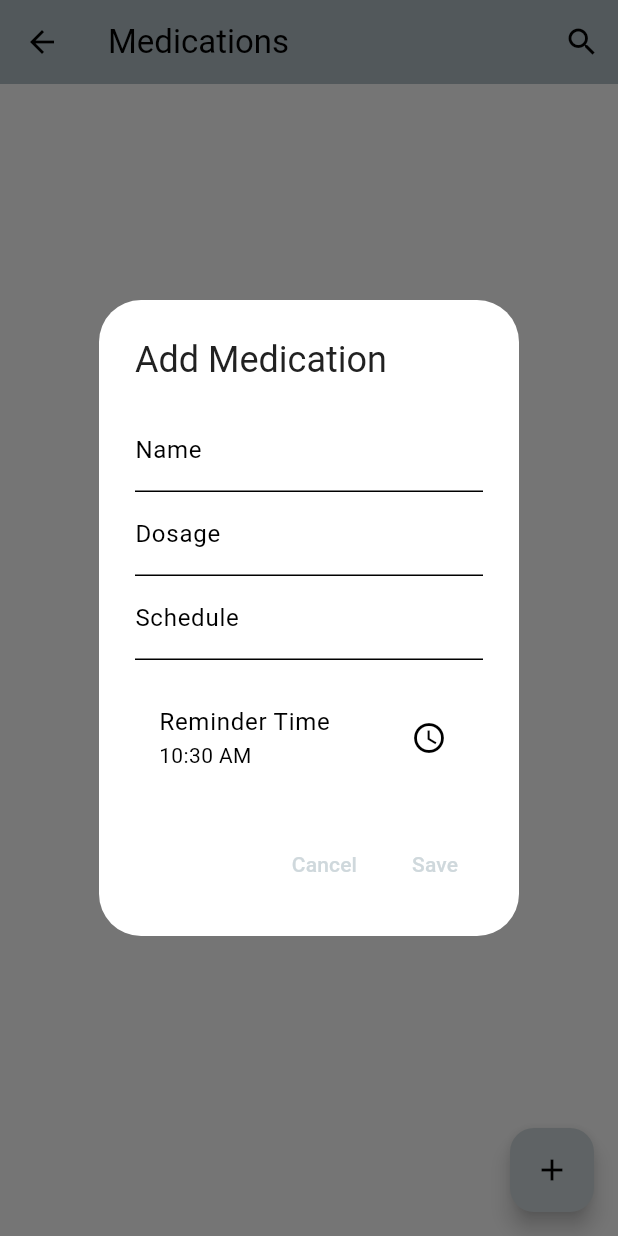
After one commit to jumanewton/HealthApp, a Flutter app: the MedicationsPage screen opened directly, after a tap on "Add Medication", on a phone screen of 412 x 824 dp. The commit adds this screen. Run offline on Flutter 3.47's test engine with Material 3 defaults, Android fonts, the light colour scheme and no system bars; our stand-ins replace cloud_firestore, firebase_auth, firebase_core, firebase_storage, flutter_dotenv, flutter_local_notifications and 7 more; missing offline and left inert: app_settings; accounts and stored records are empty.

Commit message:
added medications page

```diff
--- /dev/null
+++ b/lib/config/routes.dart
@@ -0,0 +1,28 @@
+import 'package:flutter/material.dart';
+import 'package:firebase_auth/firebase_auth.dart';
+import 'package:healthmate/auth/login_or_register.dart';
+import 'package:healthmate/pages/calendar_page.dart';
+import 'package:healthmate/pages/emergency_contact_page.dart';
+import 'package:healthmate/pages/health_insights_page.dart';
+import 'package:healthmate/pages/home_page.dart';
+import 'package:healthmate/pages/notifications_page.dart';
+import 'package:healthmate/pages/onboarding_screens.dart';
+import 'package:healthmate/pages/profile_page.dart';
+import 'package:healthmate/pages/settings_page.dart';
+import 'package:healthmate/pages/symptom_checker_page.dart';
+
+class AppRoutes {
+  static Map<String, WidgetBuilder> routes = {
+    '/login_register_page': (context) => const LoginOrRegister(),
+    '/home_page': (context) => const HomePage(),
+    '/profile_page': (context) => ProfilePage(),
+    '/settings_page': (context) => const SettingsPage(),
+    '/emergency_contact_page': (context) => const EmergencyContactPage(),
+    '/symptom_checker_page': (context) => const SymptomCheckerPage(),
+    '/health_insights_page': (context) => const HealthInsightsPage(),
+    '/notifications_page': (context) => const NotificationsPage(),
+    '/calendar_page': (context) => const CalendarPage(),
+    '/onboarding': (context) => const OnboardingScreen(),
+
+  };
+}
--- /dev/null
+++ b/lib/models/medication.dart
@@ -0,0 +1,70 @@
+// lib/models/medication.dart
+import 'package:flutter/material.dart';
+import 'package:cloud_firestore/cloud_firestore.dart';
+
+class Medication {
+  final String? id;
+  final String name;
+  final String dosage;
+  final String schedule;
+  final TimeOfDay reminderTime;
+
+  Medication({
+    this.id,
+    required this.name,
+    required this.dosage,
+    required this.schedule,
+    required this.reminderTime,
+  });
+
+  // Convert Firestore document to Medication object
+  factory Medication.fromFirestore(DocumentSnapshot doc) {
+    final data = doc.data() as Map<String, dynamic>;
+
+    // Handle different data formats for reminderTime
+    TimeOfDay reminderTime;
+    if (data['reminderTime'] is Map) {
+      final timeMap = data['reminderTime'] as Map<String, dynamic>;
+      reminderTime = TimeOfDay(
+        hour: timeMap['hour'],
+        minute: timeMap['minute'],
+      );
+    } else if (data['reminderTime'] is String) {
+      // Parse from string format if stored that way
+      final parts = data['reminderTime'].toString().split(':');
+      if (parts.length == 2) {
+        reminderTime = TimeOfDay(
+          hour: int.parse(parts[0]),
+          minute: int.parse(parts[1].split(' ')[0]),
+        );
+      } else {
+        // Default if parsing fails
+        reminderTime = const TimeOfDay(hour: 8, minute: 0);
+      }
+    } else {
+      // Default if no reminderTime
+      reminderTime = const TimeOfDay(hour: 8, minute: 0);
+    }
+
+    return Medication(
+      id: doc.id,
+      name: data['name'] ?? 'Unknown',
+      dosage: data['dosage'] ?? '',
+      schedule: data['schedule'] ?? '',
+      reminderTime: reminderTime,
+    );
+  }
+
+  // Convert Medication object to Map for Firestore
+  Map<String, dynamic> toMap() {
+    return {
+      'name': name,
+      'dosage': dosage,
+      'schedule': schedule,
+      'reminderTime': {
+        'hour': reminderTime.hour,
+        'minute': reminderTime.minute,
+      },
+    };
+  }
+}
--- a/lib/pages/home_content.dart
+++ b/lib/pages/home_content.dart
@@ -6,6 +6,7 @@ import 'package:healthmate/pages/emergency_contact_page.dart';
 import 'package:healthmate/pages/symptom_checker_page.dart';
 import 'package:healthmate/pages/health_records_page.dart';
 import 'package:healthmate/pages/health_insights_page.dart';
+import 'package:healthmate/screens/medication_page.dart';
 
 class HomeContent extends StatelessWidget {
   final String fullName; // Accept fullName instead of firstName
@@ -37,7 +38,7 @@ class HomeContent extends StatelessWidget {
                 Navigator.push(
                   context,
                   MaterialPageRoute(
-                    builder: (context) => const MedicationPage(),
+                    builder: (context) => const MedicationsPage(),
                   ),
                 );
               },
--- a/lib/pages/home_page.dart
+++ b/lib/pages/home_page.dart
@@ -8,6 +8,7 @@ import 'package:healthmate/pages/medication_page.dart';
 import 'package:healthmate/pages/calendar_page.dart';
 import 'package:healthmate/pages/chat_page.dart';
 import 'package:healthmate/pages/notifications_page.dart';
+import 'package:healthmate/screens/medication_page.dart';
 
 class HomePage extends StatefulWidget {
   const HomePage({super.key});
@@ -26,7 +27,7 @@ class _HomePageState extends State<HomePage> {
   final List<Widget> _pages = [
     // Placeholder, will be updated dynamically
     const SizedBox.shrink(),
-    const MedicationPage(),
+    const MedicationsPage(),
     const CalendarPage(),
     const ChatPage(),
   ];
--- /dev/null
+++ b/lib/screens/medication_page.dart
@@ -0,0 +1,260 @@
+// lib/screens/medication_page.dart
+import 'package:flutter/material.dart';
+import 'package:cloud_firestore/cloud_firestore.dart';
+import 'package:shimmer/shimmer.dart';
+import 'package:firebase_auth/firebase_auth.dart';
+import '../models/medication.dart';
+import '../services/notification_service.dart';
+import '../services/auth_service.dart';
+import '../services/medication_service.dart';
+import '../widgets/medication_card.dart';
+import '../widgets/medication_card_shimmer.dart';
+
+class MedicationsPage extends StatefulWidget {
+  const MedicationsPage({super.key});
+
+  @override
+  State<MedicationsPage> createState() => _MedicationsPageState();
+}
+
+class _MedicationsPageState extends State<MedicationsPage> {
+  final AuthService _authService = AuthService();
+  final MedicationService _medicationService = MedicationService();
+  final NotificationService _notificationService = NotificationService();
+  late TimeOfDay _selectedTime;
+
+  @override
+  void initState() {
+    super.initState();
+    _notificationService.init();
+    _checkAuthState();
+  }
+
+  void _checkAuthState() {
+    if (!_authService.isLoggedIn) {
+      Future.microtask(() =>
+          Navigator.pushReplacementNamed(context, '/login_register_page'));
+    }
+  }
+
+  Future<void> _addOrEditMedication({
+    String? id,
+    String? name,
+    String? dosage,
+    String? schedule,
+    TimeOfDay? reminderTime,
+  }) async {
+    final nameController = TextEditingController(text: name);
+    final dosageController = TextEditingController(text: dosage);
+    final scheduleController = TextEditingController(text: schedule);
+    _selectedTime = reminderTime ?? TimeOfDay.now();
+
+    final saved = await showDialog<bool>(
+      context: context,
+      builder: (context) => _buildMedicationDialog(
+        context,
+        id,
+        nameController,
+        dosageController,
+        scheduleController,
+      ),
+    );
+
+    if (saved == true) {
+      final medication = Medication(
+        id: id,
+        name: nameController.text,
+        dosage: dosageController.text,
+        schedule: scheduleController.text,
+        reminderTime: _selectedTime,
+      );
+
+      try {
+        if (id == null) {
+          final newId = await _medicationService.addMedication(medication);
+          await _notificationService.scheduleNotification(
+            id: newId.hashCode,
+            title: 'Time to take ${medication.name}',
+            body: 'Dosage: ${medication.dosage}, Schedule: ${medication.schedule}',
+            time: medication.reminderTime,
+          );
+        } else {
+          await _medicationService.updateMedication(medication);
+          await _notificationService.scheduleNotification(
+            id: id.hashCode,
+            title: 'Time to take ${medication.name}',
+            body: 'Dosage: ${medication.dosage}, Schedule: ${medication.schedule}',
+            time: medication.reminderTime,
+          );
+        }
+      } catch (e) {
+        ScaffoldMessenger.of(context).showSnackBar(
+          SnackBar(content: Text('Failed to save medication: $e')),
+        );
+      }
+    }
+  }
+
+  Widget _buildMedicationDialog(
+    BuildContext context,
+    String? id,
+    TextEditingController nameController,
+    TextEditingController dosageController,
+    TextEditingController scheduleController,
+  ) {
+    return StatefulBuilder(
+      builder: (context, setState) {
+        return AlertDialog(
+          title: Text(id == null ? 'Add Medication' : 'Edit Medication'),
+          content: SingleChildScrollView(
+            child: Column(
+              mainAxisSize: MainAxisSize.min,
+              children: [
+                TextField(
+                  controller: nameController,
+                  decoration: const InputDecoration(labelText: 'Name'),
+                ),
+                TextField(
+                  controller: dosageController,
+                  decoration: const InputDecoration(labelText: 'Dosage'),
+                ),
+                TextField(
+                  controller: scheduleController,
+                  decoration: const InputDecoration(labelText: 'Schedule'),
+                ),
+                const SizedBox(height: 16),
+                ListTile(
+                  title: const Text('Reminder Time'),
+                  subtitle: Text(_selectedTime.format(context)),
+                  trailing: const Icon(Icons.access_time),
+                  onTap: () async {
+                    final pickedTime = await showTimePicker(
+                      context: context,
+                      initialTime: _selectedTime,
+                    );
+                    if (pickedTime != null && pickedTime != _selectedTime) {
+                      setState(() => _selectedTime = pickedTime);
+                    }
+                  },
+                ),
+              ],
+            ),
+          ),
+          actions: [
+            TextButton(
+              onPressed: () => Navigator.pop(context, false),
+              child: const Text('Cancel'),
+            ),
+            TextButton(
+              onPressed: () => Navigator.pop(context, true),
+              child: const Text('Save'),
+            ),
+          ],
+        );
+      },
+    );
+  }
+
+  @override
+  Widget build(BuildContext context) {
+    return Scaffold(
+      appBar: AppBar(
+        title: const Text('Medications'),
+        actions: [
+          IconButton(
+            icon: const Icon(Icons.search),
+            onPressed: () {
+              // TODO: Implement search functionality
+            },
+          ),
+        ],
+      ),
+      body: StreamBuilder<List<Medication>>(
+        stream: _medicationService.getMedications(),
+        builder: (context, snapshot) {
+          if (snapshot.connectionState == ConnectionState.waiting) {
+            return Shimmer.fromColors(
+              baseColor: Colors.grey[300]!,
+              highlightColor: Colors.grey[100]!,
+              child: ListView.builder(
+                itemCount: 5,
+                itemBuilder: (context, index) {
+                  return const MedicationCardShimmer();
+                },
+              ),
+            );
+          }
+
+          if (snapshot.hasError) {
+            return Center(child: Text('Error: ${snapshot.error}'));
+          }
+
+          if (!snapshot.hasData || snapshot.data!.isEmpty) {
+            return Center(
+              child: Column(
+                mainAxisAlignment: MainAxisAlignment.center,
+                children: [
+                  const Text('No medications found.'),
+                  const SizedBox(height: 16),
+                  ElevatedButton(
+                    onPressed: () => _addOrEditMedication(),
+                    child: const Text('Add Medication'),
+                  ),
+                ],
+              ),
+            );
+          }
+
+          final medications = snapshot.data!;
+          return ListView.builder(
+            itemCount: medications.length,
+            itemBuilder: (context, index) {
+              final medication = medications[index];
+              return MedicationCard(
+                name: medication.name,
+                dosage: medication.dosage,
+                schedule: medication.schedule,
+                reminderTime: medication.reminderTime.format(context),
+                onEdit: () => _addOrEditMedication(
+                  id: medication.id,
+                  name: medication.name,
+                  dosage: medication.dosage,
+                  schedule: medication.schedule,
+                  reminderTime: medication.reminderTime,
+                ),
+                onDelete: () async {
+                  final confirmed = await showDialog<bool>(
+                    context: context,
+                    builder: (context) => AlertDialog(
+                      title: const Text('Delete Medication'),
+                      content: const Text(
+                          'Are you sure you want to delete this medication?'),
+                      actions: [
+                        TextButton(
+                          onPressed: () => Navigator.pop(context, false),
+                          child: const Text('Cancel'),
+                        ),
+                        TextButton(
+                          onPressed: () => Navigator.pop(context, true),
+                          child: const Text('Delete'),
+                        ),
+                      ],
+                    ),
+                  );
+
+                  if (confirmed == true) {
+                    await _medicationService.deleteMedication(medication.id!);
+                  }
+                },
+              );
+            },
+          );
+        },
+      ),
+      floatingActionButton: FloatingActionButton(
+        onPressed: () => _addOrEditMedication(),
+        child: const Icon(Icons.add),
+      ),
+    );
+  }
+}
--- /dev/null
+++ b/lib/services/auth_service.dart
@@ -0,0 +1,29 @@
+// lib/services/auth_service.dart
+import 'package:firebase_auth/firebase_auth.dart';
+
+class AuthService {
+  final FirebaseAuth _auth = FirebaseAuth.instance;
+
+  // Check if user is logged in
+  bool get isLoggedIn => _auth.currentUser != null;
+
+  // Get current user ID
+  String get userId {
+    final User? user = _auth.currentUser;
+    if (user == null) {
+      throw Exception('User not logged in');
+    }
+    return user.uid;
+  }
+
+  // Get current user
+  User? get currentUser => _auth.currentUser;
+
+  // Sign out
+  Future<void> signOut() async {
+    await _auth.signOut();
+  }
+
+  // Listen to auth state changes
+  Stream<User?> get authStateChanges => _auth.authStateChanges();
+}
--- /dev/null
+++ b/lib/services/medication_service.dart
@@ -0,0 +1,43 @@
+// lib/services/medication_service.dart
+import 'package:cloud_firestore/cloud_firestore.dart';
+import '../models/medication.dart';
+import 'auth_service.dart';
+
+class MedicationService {
+  final FirebaseFirestore _firestore = FirebaseFirestore.instance;
+  final AuthService _authService = AuthService();
+
+  // Get medications as a stream
+  Stream<List<Medication>> getMedications() {
+    return _firestore
+        .collection('users/${_authService.userId}/medications')
+        .snapshots()
+        .map((snapshot) {
+      return snapshot.docs.map((doc) => Medication.fromFirestore(doc)).toList();
+    });
+  }
+
+  // Add a new medication
+  Future<String> addMedication(Medication medication) async {
+    final docRef = await _firestore
+        .collection('users/${_authService.userId}/medications')
+        .add(medication.toMap());
+    return docRef.id;
+  }
+
+  // Update an existing medication
+  Future<void> updateMedication(Medication medication) async {
+    await _firestore
+        .collection('users/${_authService.userId}/medications')
+        .doc(medication.id)
+        .update(medication.toMap());
+  }
+
+  // Delete a medication
+  Future<void> deleteMedication(String id) async {
+    await _firestore
+        .collection('users/${_authService.userId}/medications')
+        .doc(id)
+        .delete();
+  }
+}
--- /dev/null
+++ b/lib/services/notification_service.dart
@@ -0,0 +1,69 @@
+// lib/services/notification_service.dart
+import 'package:flutter/material.dart';
+import 'package:flutter_local_notifications/flutter_local_notifications.dart';
+import 'package:timezone/timezone.dart' as tz;
+import 'package:timezone/data/latest.dart' as tz;
+
+class NotificationService {
+  final FlutterLocalNotificationsPlugin flutterLocalNotificationsPlugin =
+      FlutterLocalNotificationsPlugin();
+
+  Future<void> init() async {
+    const AndroidInitializationSettings initializationSettingsAndroid =
+        AndroidInitializationSettings('@mipmap/ic_launcher');
+
+    const InitializationSettings initializationSettings =
+        InitializationSettings(
+      android: initializationSettingsAndroid,
+    );
+
+    await flutterLocalNotificationsPlugin.initialize(initializationSettings);
+    tz.initializeTimeZones();
+  }
+
+  Future<void> scheduleNotification({
+    required int id,
+    required String title,
+    required String body,
+    required TimeOfDay time,
+  }) async {
+    final tz.TZDateTime now = tz.TZDateTime.now(tz.local);
+    tz.TZDateTime scheduledDate = tz.TZDateTime(
+      tz.local,
+      now.year,
+      now.month,
+      now.day,
+      time.hour,
+      time.minute,
+    );
+
+    if (scheduledDate.isBefore(now)) {
+      scheduledDate = scheduledDate.add(const Duration(days: 1));
+    }
+
+    await flutterLocalNotificationsPlugin.zonedSchedule(
+      id,
+      title,
+      body,
+      scheduledDate,
+      const NotificationDetails(
+        android: AndroidNotificationDetails(
+          'medication_reminder',
+          'Medication Reminder',
+          channelDescription: 'Reminders for taking medications',
+          importance: Importance.high,
+          priority: Priority.high,
+        ),
+      ),
+      uiLocalNotificationDateInterpretation:
+          UILocalNotificationDateInterpretation.absoluteTime,
+      matchDateTimeComponents: DateTimeComponents.time,
+      androidScheduleMode: AndroidScheduleMode.exactAllowWhileIdle,
+    );
+  }
+
+  // Cancel a notification
+  Future<void> cancelNotification(int id) async {
+    await flutterLocalNotificationsPlugin.cancel(id);
+  }
+}
--- /dev/null
+++ b/lib/widgets/medication_card.dart
@@ -0,0 +1,68 @@
+// lib/widgets/medication_card.dart
+import 'package:flutter/material.dart';
+
+class MedicationCard extends StatelessWidget {
+  final String name;
+  final String dosage;
+  final String schedule;
+  final String reminderTime;
+  final VoidCallback onEdit;
+  final VoidCallback onDelete;
+
+  const MedicationCard({
+    super.key,
+    required this.name,
+    required this.dosage,
+    required this.schedule,
+    required this.reminderTime,
+    required this.onEdit,
+    required this.onDelete,
+  });
+
+  @override
+  Widget build(BuildContext context) {
+    return Card(
+      margin: const EdgeInsets.symmetric(vertical: 8, horizontal: 16),
+      elevation: 4,
+      child: ListTile(
+        leading: _getMedicationIcon(name),
+        title: Text(
+          name,
+          style: const TextStyle(fontSize: 18, fontWeight: FontWeight.bold),
+        ),
+        subtitle: Column(
+          crossAxisAlignment: CrossAxisAlignment.start,
+          children: [
+            Text('Dosage: $dosage'),
+            Text('Schedule: $schedule'),
+            Text('Reminder: $reminderTime'),
+          ],
+        ),
+        trailing: Row(
+          mainAxisSize: MainAxisSize.min,
+          children: [
+            IconButton(
+              icon: const Icon(Icons.edit),
+              onPressed: onEdit,
+            ),
+            IconButton(
+              icon: const Icon(Icons.delete),
+              onPressed: onDelete,
+            ),
+          ],
+        ),
+      ),
+    );
+  }
+
+  Icon _getMedicationIcon(String name) {
+    final nameLower = name.toLowerCase();
+    if (nameLower.contains('vitamin')) {
+      return const Icon(Icons.spa, color: Colors.green);
+    } else if (nameLower.contains('amoxicillin') || nameLower.contains('antibiotic')) {
+      return const Icon(Icons.medical_services, color: Colors.blue);
+    } else {
+      return const Icon(Icons.medication, color: Colors.red);
+    }
+  }
+}
--- /dev/null
+++ b/lib/widgets/medication_card_shimmer.dart
@@ -0,0 +1,64 @@
+// lib/widgets/medication_card_shimmer.dart
+import 'package:flutter/material.dart';
+
+class MedicationCardShimmer extends StatelessWidget {
+  const MedicationCardShimmer({super.key});
+
+  @override
+  Widget build(BuildContext context) {
+    return Card(
+      margin: const EdgeInsets.symmetric(vertical: 8, horizontal: 16),
+      elevation: 4,
+      child: Padding(
+        padding: const EdgeInsets.all(16.0),
+        child: Row(
+          children: [
+            // Icon placeholder
+            Container(
+              width: 40,
+              height: 40,
+              decoration: const BoxDecoration(
+                color: Colors.white,
+                shape: BoxShape.circle,
+              ),
+            ),
+            const SizedBox(width: 16),
+            Expanded(
+              child: Column(
+                crossAxisAlignment: CrossAxisAlignment.start,
+                children: [
+                  // Title placeholder
+                  Container(
+                    width: double.infinity,
+                    height: 16,
+                    color: Colors.white,
+                  ),
+                  const SizedBox(height: 8),
+                  // Subtitle placeholder 1
+                  Container(
+                    width: 200,
+                    height: 12,
+                    color: Colors.white,
+                  ),
+                  const SizedBox(height: 4),
+                  // Subtitle placeholder 2
+                  Container(
+                    width: 150,
+                    height: 12,
+                    color: Colors.white,
+                  ),
+                ],
+              ),
+            ),
+            // Action button placeholder
+            Container(
+              width: 24,
+              height: 24,
+              color: Colors.white,
+            ),
+          ],
+        ),
+      ),
+    );
+  }
+}
```
Also changed, not shown: lib/main.dart (+9 -50 lines), 4 other files.
